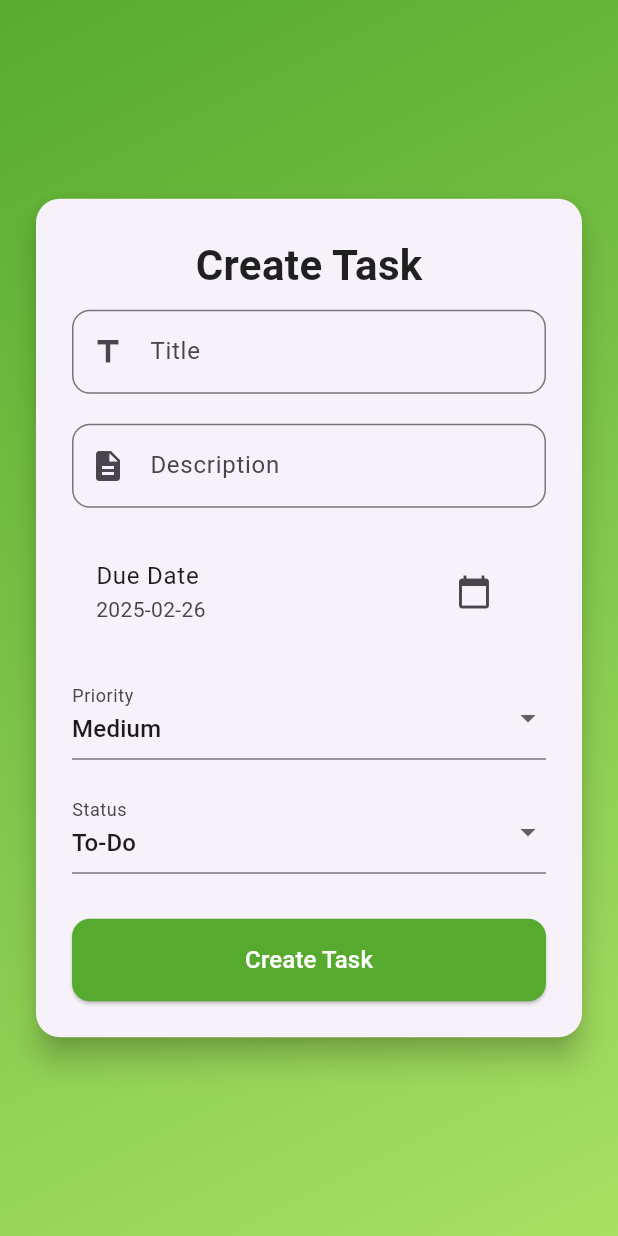
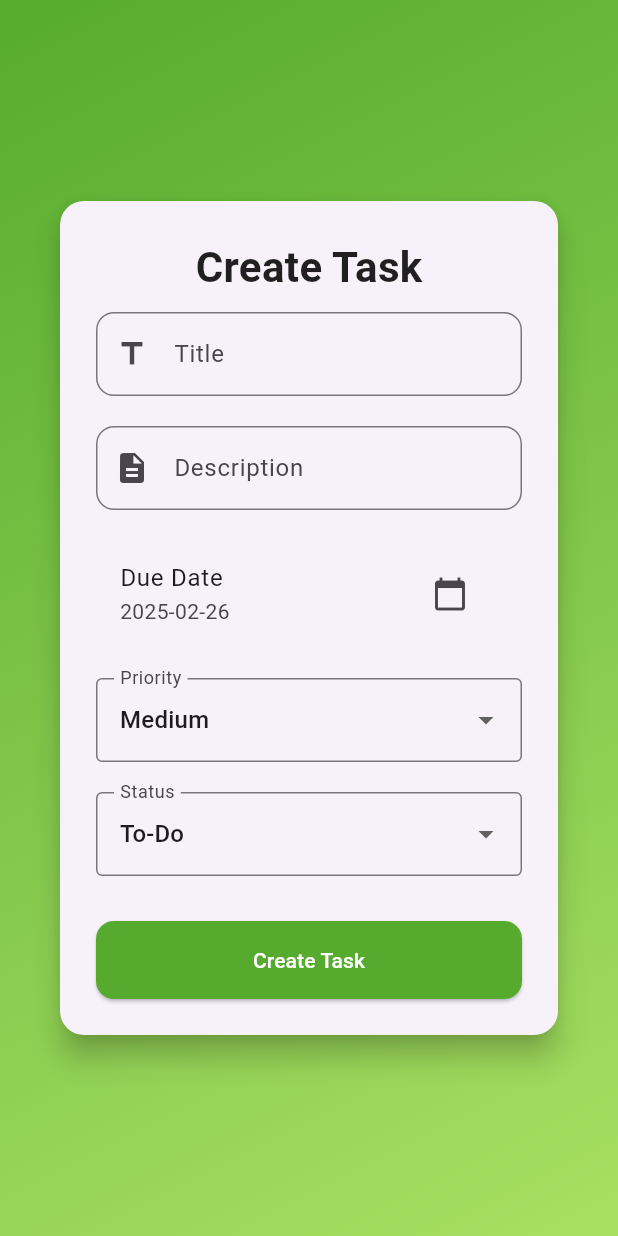
Before and after one commit to maslam1211/task_managment, a Flutter app: the TaskFormScreen screen opened by its route, on a phone screen of 412 x 824 dp. Run offline on Flutter 3.47's test engine with Material 3 defaults, Android fonts, the phone set to English and light mode, and no system bars; our stand-ins replace hive_flutter; accounts and stored records are empty.

Commit message:
added utilities and widgets

```diff
--- /dev/null
+++ b/lib/utilities/app_color_padding.dart
@@ -0,0 +1,10 @@
+
+import 'package:flutter/material.dart';
+
+class AppColorPallet {
+  static const Color kDefaultColor = Color(0xFF56ab2f);
+
+}
+class AppPadding{
+  static const double kDefaultPadding = 16.0;
+}
--- a/lib/view/task_form_screen.dart
+++ b/lib/view/task_form_screen.dart
@@ -1,11 +1,16 @@
-
 import 'package:flutter/material.dart';
 import 'package:provider/provider.dart';
+import 'package:task_managment/utilities/app_color_padding.dart';
+import 'package:task_managment/widgets/reusable_drop_down.dart';
+import 'package:task_managment/widgets/reusable_form_field.dart';
 import '../models/task_model.dart';
 import '../provider/task_provider.dart';
+import 'package:task_managment/widgets/reusable_button.dart';
+const double kDefaultPadding = 24.0;
+const Color kDefaultColor = Color(0xFF56ab2f);
 
 class TaskFormScreen extends StatefulWidget {
-  const TaskFormScreen({super.key});
+  const TaskFormScreen({Key? key}) : super(key: key);
 
   @override
   State<TaskFormScreen> createState() => _TaskFormScreenState();
@@ -61,7 +66,7 @@ class _TaskFormScreenState extends State<TaskFormScreen> {
         Navigator.pop(context);
       } catch (e) {
         ScaffoldMessenger.of(context)
-            .showSnackBar(SnackBar(content: Text(e.toString())));
+            .showSnackBar(SnackBar(content: Text('Failed to save task: ${e.toString()}')));
       }
     }
   }
@@ -82,12 +87,13 @@ class _TaskFormScreenState extends State<TaskFormScreen> {
         ),
         child: Center(
           child: SingleChildScrollView(
+            padding: const EdgeInsets.all(16.0),
             child: Card(
               elevation: 8,
-              margin: const EdgeInsets.symmetric(horizontal: 24),
+              margin: const EdgeInsets.symmetric(horizontal: kDefaultPadding),
               shape: RoundedRectangleBorder(borderRadius: BorderRadius.circular(16)),
               child: Padding(
-                padding: const EdgeInsets.all(24.0),
+                padding: const EdgeInsets.all(kDefaultPadding),
                 child: Form(
                   key: _formKey,
                   child: Column(
@@ -102,37 +108,25 @@ class _TaskFormScreenState extends State<TaskFormScreen> {
                         ),
                       ),
                       const SizedBox(height: 10),
-                      TextFormField(
+                      ReusableTextFormField(
                         controller: _titleController,
-                        decoration: InputDecoration(
-                          prefixIcon: const Icon(Icons.title),
-                          labelText: 'Title',
-                          border: OutlineInputBorder(
-                            borderRadius: BorderRadius.circular(12),
-                          ),
-                        ),
+                        labelText: 'Title',
+                        prefixIcon: Icons.title,
                         validator: (value) =>
-                            value!.isEmpty ? 'Please enter a title' : null,
+                            value == null || value.isEmpty ? 'Please enter a title' : null,
                       ),
                       const SizedBox(height: 20),
-                      TextFormField(
+                      ReusableTextFormField(
                         controller: _descriptionController,
-                        decoration: InputDecoration(
-                          prefixIcon: const Icon(Icons.description),
-                          labelText: 'Description',
-                          border: OutlineInputBorder(
-                            borderRadius: BorderRadius.circular(12),
-                          ),
-                        ),
-                        validator: (value) => value!.isEmpty
-                            ? 'Please enter a description'
-                            : null,
+                        labelText: 'Description',
+                        prefixIcon: Icons.description,
+                        validator: (value) =>
+                            value == null || value.isEmpty ? 'Please enter a description' : null,
                       ),
                       const SizedBox(height: 20),
                       ListTile(
                         title: const Text('Due Date'),
-                        subtitle:
-                            Text('${_dueDate.toLocal()}'.split(' ')[0]),
+                        subtitle: Text('${_dueDate.toLocal()}'.split(' ')[0]),
                         trailing: IconButton(
                           icon: const Icon(Icons.calendar_today),
                           onPressed: () async {
@@ -147,10 +141,9 @@ class _TaskFormScreenState extends State<TaskFormScreen> {
                         ),
                       ),
                       const SizedBox(height: 20),
-                      DropdownButtonFormField<String>(
+                      ReusableDropdown<String>(
+                        labelText: 'Priority',
                         value: _priority,
-                        decoration:
-                            const InputDecoration(labelText: 'Priority'),
                         items: ['High', 'Medium', 'Low']
                             .map((priority) => DropdownMenuItem(
                                   value: priority,
@@ -160,9 +153,9 @@ class _TaskFormScreenState extends State<TaskFormScreen> {
                         onChanged: (value) => setState(() => _priority = value!),
                       ),
                       const SizedBox(height: 20),
-                      DropdownButtonFormField<String>(
+                      ReusableDropdown<String>(
+                        labelText: 'Status',
                         value: _status,
-                        decoration: const InputDecoration(labelText: 'Status'),
                         items: ['To-Do', 'In Progress', 'Done']
                             .map((status) => DropdownMenuItem(
                                   value: status,
@@ -174,21 +167,12 @@ class _TaskFormScreenState extends State<TaskFormScreen> {
                       const SizedBox(height: 30),
                       SizedBox(
                         width: double.infinity,
-                        child: ElevatedButton(
-                          style: ElevatedButton.styleFrom(
-                            backgroundColor: const   Color(0xFF56ab2f),
-                            padding:
-                                const EdgeInsets.symmetric(vertical: 16),
-                            shape: RoundedRectangleBorder(
-                              borderRadius: BorderRadius.circular(12),
-                            ),
-                          ),
+                        child: ReusableButton(
+                          text: _task == null ? 'Create Task' : 'Update Task',
                           onPressed: () => _submitTask(taskProvider),
-                          child: Text(
-                            _task == null ? 'Create Task' : 'Update Task',
-                            style: const TextStyle(
-                                fontSize: 16, color: Colors.white),
-                          ),
+                         backgroundColor: AppColorPallet.kDefaultColor,
+                          padding: const EdgeInsets.symmetric(vertical: 16),
+                          borderRadius: BorderRadius.circular(12),
                         ),
                       ),
                     ],
--- /dev/null
+++ b/lib/widgets/reusable_button.dart
@@ -0,0 +1,58 @@
+import 'package:flutter/material.dart';
+
+class ReusableButton extends StatelessWidget {
+  final String text;
+  final VoidCallback onPressed;
+  final Color? backgroundColor;
+  final Color? textColor;
+  final double? fontSize;
+  final EdgeInsets? padding;
+  final BorderRadius? borderRadius;
+  final BorderSide? border;
+  final IconData? icon;
+  final TextStyle? style;
+  const ReusableButton({
+    Key? key,
+    required this.text,
+    required this.onPressed,
+    this.backgroundColor,
+    this.textColor = Colors.white,
+    this.fontSize,
+    this.padding,
+    this.borderRadius,
+    this.border,
+    this.icon,
+    this.style,
+  }) : super(key: key);
+
+  @override
+  Widget build(BuildContext context) {
+    return ElevatedButton(
+      onPressed: onPressed,
+      style: ElevatedButton.styleFrom(
+        backgroundColor: backgroundColor,
+        padding: padding,
+        shape: RoundedRectangleBorder(
+          borderRadius: borderRadius ?? BorderRadius.circular(12),
+          side: border != null ? border as BorderSide : BorderSide.none,
+        ),
+        side: border,
+
+      ),
+      child: Row(
+        mainAxisAlignment: MainAxisAlignment.center,
+        children: [
+          if (icon != null)
+            Padding(
+              padding: const EdgeInsets.only(right: 8.0),
+              child: Icon(icon, color: textColor),
+            ),
+          Text(
+            text,
+            style: style ?? TextStyle(fontSize: fontSize, color: textColor),
+          ),
+        ],
+      ),
+    );
+  }
+}
--- /dev/null
+++ b/lib/widgets/reusable_drop_down.dart
@@ -0,0 +1,46 @@
+import 'package:flutter/material.dart';
+
+class ReusableDropdown<T> extends StatelessWidget {
+  final String? labelText;
+  final T? value;
+  final List<DropdownMenuItem<T>> items;
+  final void Function(T?)? onChanged;
+  final String? Function(T?)? validator;
+  final Widget? hint;
+  final Widget? icon;
+  final Color? dropdownColor;
+  final TextStyle? style;
+  final InputBorder? border;
+
+  const ReusableDropdown({
+    Key? key,
+    this.labelText,
+    required this.items,
+    required this.onChanged,
+    this.value,
+    this.validator,
+    this.hint,
+    this.icon,
+    this.dropdownColor,
+    this.style,
+    this.border,
+  }) : super(key: key);
+
+  @override
+  Widget build(BuildContext context) {
+    return DropdownButtonFormField<T>(
+      decoration: InputDecoration(
+        labelText: labelText,
+        border: border ?? const OutlineInputBorder(),
+      ),
+      value: value,
+      items: items,
+      onChanged: onChanged,
+      validator: validator,
+      hint: hint,
+      icon: icon,
+      dropdownColor: dropdownColor,
+      style: style,
+    );
+  }
+}
--- /dev/null
+++ b/lib/widgets/reusable_form_field.dart
@@ -0,0 +1,81 @@
+import 'package:flutter/material.dart';
+import 'package:flutter/services.dart';
+
+class ReusableTextFormField extends StatelessWidget {
+  final String? labelText;
+  final String? hintText;
+  final IconData? prefixIcon;
+  final IconData? suffixIcon;
+  final bool obscureText;
+  final TextEditingController? controller;
+  final TextInputType? keyboardType;
+  final String? Function(String?)? validator;
+  final void Function(String)? onChanged;
+  final void Function()? onTap;
+  final void Function(String)? onFieldSubmitted;
+  final FocusNode? focusNode;
+  final bool? readOnly;
+  final List<TextInputFormatter>? inputFormatters;
+  final int? maxLength;
+  final int? maxLines;
+  final Color? fillColor;
+  final Color? borderColor;
+  final GestureTapCallback? suffixIconOnTap;
+
+  const ReusableTextFormField({
+    Key? key,
+    this.labelText,
+    this.hintText,
+    this.prefixIcon,
+    this.suffixIcon,
+    this.obscureText = false,
+    this.controller,
+    this.keyboardType,
+    this.validator,
+    this.onChanged,
+    this.onTap,
+    this.onFieldSubmitted,
+    this.focusNode,
+    this.readOnly = false,
+    this.inputFormatters,
+    this.maxLength,
+    this.maxLines = 1,
+    this.fillColor,
+    this.borderColor,
+    this.suffixIconOnTap,
+  }) : super(key: key);
+
+  @override
+  Widget build(BuildContext context) {
+    return TextFormField(
+      controller: controller,
+      focusNode: focusNode,
+      keyboardType: keyboardType,
+      obscureText: obscureText,
+      validator: validator,
+      onChanged: onChanged,
+      onTap: onTap,
+      readOnly: readOnly ?? false,
+      inputFormatters: inputFormatters,
+      maxLength: maxLength,
+      maxLines: maxLines,
+      onFieldSubmitted: onFieldSubmitted,
+      decoration: InputDecoration(
+        labelText: labelText,
+        hintText: hintText,
+        prefixIcon: prefixIcon != null ? Icon(prefixIcon) : null,
+        suffixIcon: suffixIcon != null ? GestureDetector(
+          onTap: suffixIconOnTap,
+          child: Icon(suffixIcon),
+        ): null,
+        border: OutlineInputBorder(
+          borderRadius: BorderRadius.circular(12),
+          borderSide: BorderSide(color: borderColor ?? Colors.grey),
+        ),
+        filled: fillColor != null,
+        fillColor: fillColor,
+
+      ),
+    );
+  }
+}
```
Also changed, not shown: lib/view/login_screen.dart (+48 -20 lines), lib/view/register_screen.dart (+115 -33 lines).
